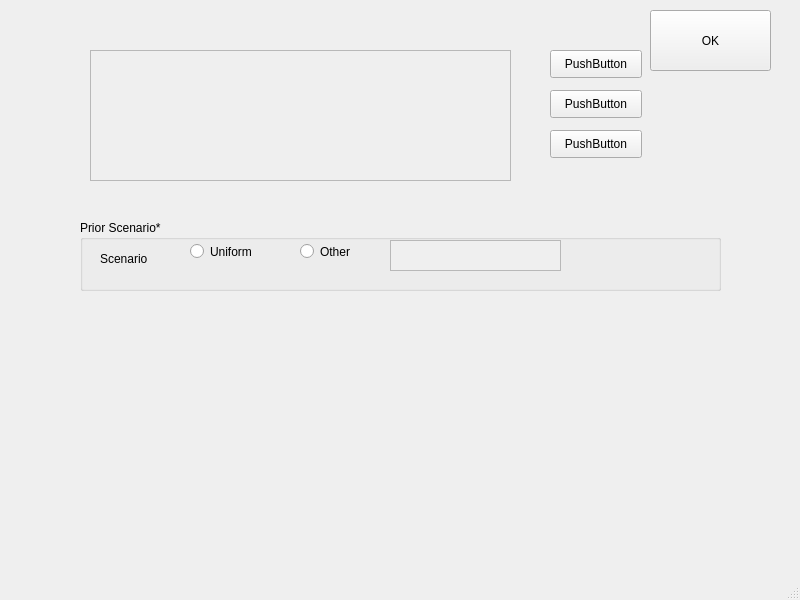
The window that python_interface/uis/setHistoricalModel.ui (cbgp/diyabc) describes before a commit, drawn with Qt 5.
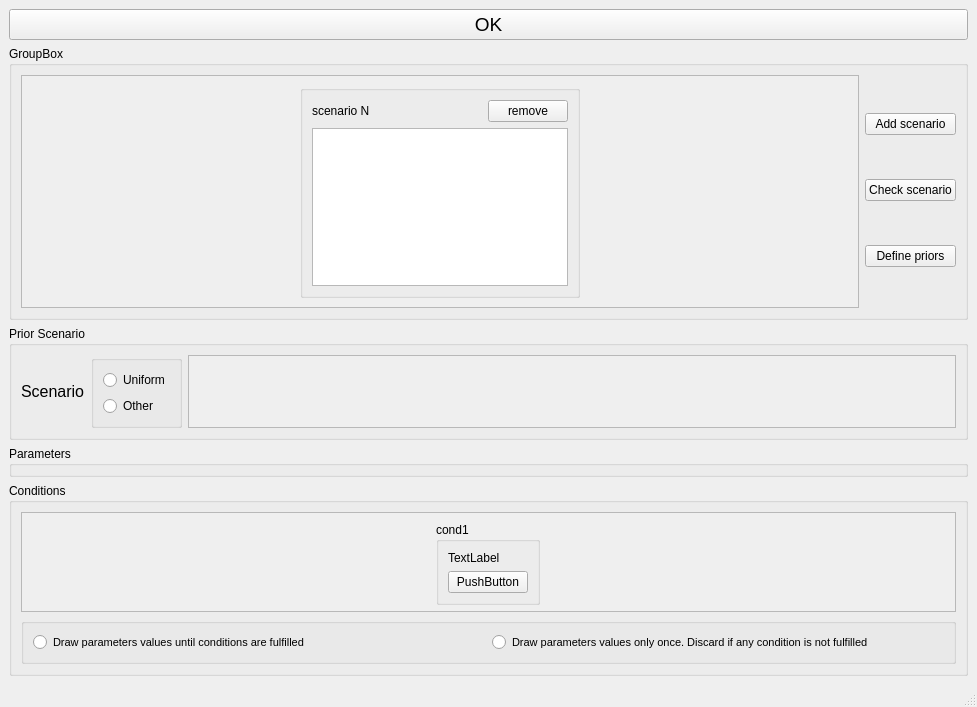
The same window after the commit.

Commit message: set historical model, partie scenarios presque finie

What changed in the file:
```diff
--- a/python_interface/uis/setHistoricalModel.ui
+++ b/python_interface/uis/setHistoricalModel.ui
@@ -6,164 +6,372 @@
    <rect>
     <x>0</x>
     <y>0</y>
-    <width>800</width>
-    <height>600</height>
+    <width>977</width>
+    <height>707</height>
    </rect>
   </property>
   <property name="windowTitle">
    <string>MainWindow</string>
   </property>
   <widget class="QWidget" name="centralwidget">
-   <widget class="QScrollArea" name="scrollArea">
-    <property name="geometry">
-     <rect>
-      <x>90</x>
-      <y>50</y>
-      <width>421</width>
-      <height>131</height>
-     </rect>
-    </property>
-    <property name="widgetResizable">
-     <bool>true</bool>
-    </property>
-    <widget class="QWidget" name="scrollAreaWidgetContents">
-     <property name="geometry">
-      <rect>
-       <x>0</x>
-       <y>0</y>
-       <width>419</width>
-       <height>129</height>
-      </rect>
-     </property>
-    </widget>
-   </widget>
-   <widget class="QPushButton" name="pushButton">
-    <property name="geometry">
-     <rect>
-      <x>550</x>
-      <y>50</y>
-      <width>92</width>
-      <height>28</height>
-     </rect>
-    </property>
-    <property name="text">
-     <string>PushButton</string>
-    </property>
-   </widget>
-   <widget class="QPushButton" name="pushButton_2">
-    <property name="geometry">
-     <rect>
-      <x>550</x>
-      <y>90</y>
-      <width>92</width>
-      <height>28</height>
-     </rect>
-    </property>
-    <property name="text">
-     <string>PushButton</string>
-    </property>
-   </widget>
-   <widget class="QPushButton" name="pushButton_3">
-    <property name="geometry">
-     <rect>
-      <x>550</x>
-      <y>130</y>
-      <width>92</width>
-      <height>28</height>
-     </rect>
-    </property>
-    <property name="text">
-     <string>PushButton</string>
-    </property>
-   </widget>
-   <widget class="QPushButton" name="pushButton_4">
-    <property name="geometry">
-     <rect>
-      <x>650</x>
-      <y>10</y>
-      <width>121</width>
-      <height>61</height>
-     </rect>
-    </property>
-    <property name="text">
-     <string>OK</string>
-    </property>
-   </widget>
-   <widget class="QGroupBox" name="groupBox">
-    <property name="geometry">
-     <rect>
-      <x>80</x>
-      <y>220</y>
-      <width>641</width>
-      <height>71</height>
-     </rect>
-    </property>
-    <property name="title">
-     <string>Prior Scenario*</string>
-    </property>
-    <widget class="QLabel" name="label">
-     <property name="geometry">
-      <rect>
-       <x>20</x>
-       <y>30</y>
-       <width>62</width>
-       <height>18</height>
-      </rect>
-     </property>
-     <property name="text">
-      <string>Scenario</string>
-     </property>
-    </widget>
-    <widget class="QRadioButton" name="radioButton">
-     <property name="geometry">
-      <rect>
-       <x>110</x>
-       <y>20</y>
-       <width>108</width>
-       <height>23</height>
-      </rect>
-     </property>
-     <property name="text">
-      <string>Uniform</string>
-     </property>
-    </widget>
-    <widget class="QRadioButton" name="radioButton_2">
-     <property name="geometry">
-      <rect>
-       <x>220</x>
-       <y>20</y>
-       <width>108</width>
-       <height>23</height>
-      </rect>
-     </property>
-     <property name="text">
-      <string>Other</string>
-     </property>
-    </widget>
-    <widget class="QScrollArea" name="scrollArea_2">
-     <property name="geometry">
-      <rect>
-       <x>310</x>
-       <y>20</y>
-       <width>171</width>
-       <height>31</height>
-      </rect>
-     </property>
-     <property name="widgetResizable">
-      <bool>true</bool>
-     </property>
-     <widget class="QWidget" name="scrollAreaWidgetContents_2">
-      <property name="geometry">
-       <rect>
-        <x>0</x>
-        <y>0</y>
-        <width>169</width>
-        <height>29</height>
-       </rect>
+   <layout class="QVBoxLayout" name="verticalLayout_4">
+    <item>
+     <widget class="QPushButton" name="okButton">
+      <property name="font">
+       <font>
+        <pointsize>14</pointsize>
+       </font>
       </property>
+      <property name="text">
+       <string>OK</string>
+      </property>
      </widget>
-    </widget>
-   </widget>
+    </item>
+    <item>
+     <widget class="QGroupBox" name="groupBox_7">
+      <property name="title">
+       <string>GroupBox</string>
+      </property>
+      <layout class="QHBoxLayout" name="horizontalLayout_5">
+       <item>
+        <widget class="QScrollArea" name="scScroll">
+         <property name="sizePolicy">
+          <sizepolicy hsizetype="Expanding" vsizetype="Expanding">
+           <horstretch>0</horstretch>
+           <verstretch>0</verstretch>
+          </sizepolicy>
+         </property>
+         <property name="minimumSize">
+          <size>
+           <width>500</width>
+           <height>0</height>
+          </size>
+         </property>
+         <property name="widgetResizable">
+          <bool>true</bool>
+         </property>
+         <widget class="QWidget" name="scScrollContent">
+          <property name="geometry">
+           <rect>
+            <x>0</x>
+            <y>0</y>
+            <width>813</width>
+            <height>192</height>
+           </rect>
+          </property>
+          <layout class="QHBoxLayout" name="horizontalLayout_3">
+           <item>
+            <widget class="QGroupBox" name="groupBox_8">
+             <property name="sizePolicy">
+              <sizepolicy hsizetype="Maximum" vsizetype="Preferred">
+               <horstretch>0</horstretch>
+               <verstretch>0</verstretch>
+              </sizepolicy>
+             </property>
+             <property name="title">
+              <string/>
+             </property>
+             <layout class="QVBoxLayout" name="verticalLayout_6">
+              <item>
+               <layout class="QHBoxLayout" name="horizontalLayout_6">
+                <item>
+                 <widget class="QLabel" name="label_3">
+                  <property name="text">
+                   <string>scenario N</string>
+                  </property>
+                 </widget>
+                </item>
+                <item>
+                 <widget class="QPushButton" name="pushButton_6">
+                  <property name="sizePolicy">
+                   <sizepolicy hsizetype="Maximum" vsizetype="Fixed">
+                    <horstretch>0</horstretch>
+                    <verstretch>0</verstretch>
+                   </sizepolicy>
+                  </property>
+                  <property name="maximumSize">
+                   <size>
+                    <width>80</width>
+                    <height>16777215</height>
+                   </size>
+                  </property>
+                  <property name="text">
+                   <string>remove</string>
+                  </property>
+                 </widget>
+                </item>
+               </layout>
+              </item>
+              <item>
+               <widget class="QPlainTextEdit" name="plainTextEdit">
+                <property name="lineWrapMode">
+                 <enum>QPlainTextEdit::NoWrap</enum>
+                </property>
+               </widget>
+              </item>
+             </layout>
+            </widget>
+           </item>
+          </layout>
+         </widget>
+        </widget>
+       </item>
+       <item>
+        <layout class="QVBoxLayout" name="verticalLayout_3">
+         <item>
+          <widget class="QPushButton" name="addScButton">
+           <property name="sizePolicy">
+            <sizepolicy hsizetype="Fixed" vsizetype="Fixed">
+             <horstretch>0</horstretch>
+             <verstretch>0</verstretch>
+            </sizepolicy>
+           </property>
+           <property name="maximumSize">
+            <size>
+             <width>110</width>
+             <height>16777215</height>
+            </size>
+           </property>
+           <property name="text">
+            <string>Add scenario</string>
+           </property>
+          </widget>
+         </item>
+         <item>
+          <widget class="QPushButton" name="chkScButton">
+           <property name="sizePolicy">
+            <sizepolicy hsizetype="Fixed" vsizetype="Fixed">
+             <horstretch>0</horstretch>
+             <verstretch>0</verstretch>
+            </sizepolicy>
+           </property>
+           <property name="maximumSize">
+            <size>
+             <width>110</width>
+             <height>16777215</height>
+            </size>
+           </property>
+           <property name="text">
+            <string>Check scenario</string>
+           </property>
+          </widget>
+         </item>
+         <item>
+          <widget class="QPushButton" name="defPrButton">
+           <property name="sizePolicy">
+            <sizepolicy hsizetype="Fixed" vsizetype="Fixed">
+             <horstretch>0</horstretch>
+             <verstretch>0</verstretch>
+            </sizepolicy>
+           </property>
+           <property name="maximumSize">
+            <size>
+             <width>110</width>
+             <height>16777215</height>
+            </size>
+           </property>
+           <property name="text">
+            <string>Define priors</string>
+           </property>
+          </widget>
+         </item>
+        </layout>
+       </item>
+      </layout>
+     </widget>
+    </item>
+    <item>
+     <widget class="QGroupBox" name="groupBox">
+      <property name="title">
+       <string>Prior Scenario</string>
+      </property>
+      <layout class="QHBoxLayout" name="horizontalLayout_4">
+       <item>
+        <widget class="QLabel" name="label">
+         <property name="font">
+          <font>
+           <pointsize>12</pointsize>
+          </font>
+         </property>
+         <property name="text">
+          <string>Scenario</string>
+         </property>
+        </widget>
+       </item>
+       <item>
+        <widget class="QGroupBox" name="groupBox_2">
+         <property name="title">
+          <string/>
+         </property>
+         <layout class="QVBoxLayout" name="verticalLayout_5">
+          <item>
+           <widget class="QRadioButton" name="radioButton">
+            <property name="text">
+             <string>Uniform</string>
+            </property>
+           </widget>
+          </item>
+          <item>
+           <widget class="QRadioButton" name="radioButton_2">
+            <property name="text">
+             <string>Other</string>
+            </property>
+           </widget>
+          </item>
+         </layout>
+        </widget>
+       </item>
+       <item>
+        <widget class="QScrollArea" name="scrollArea_2">
+         <property name="widgetResizable">
+          <bool>true</bool>
+         </property>
+         <widget class="QWidget" name="scrollAreaWidgetContents_2">
+          <property name="geometry">
+           <rect>
+            <x>0</x>
+            <y>0</y>
+            <width>742</width>
+            <height>88</height>
+           </rect>
+          </property>
+         </widget>
+        </widget>
+       </item>
+      </layout>
+     </widget>
+    </item>
+    <item>
+     <widget class="QGroupBox" name="groupBox_3">
+      <property name="title">
+       <string>Parameters</string>
+      </property>
+     </widget>
+    </item>
+    <item>
+     <widget class="QGroupBox" name="groupBox_4">
+      <property name="title">
+       <string>Conditions</string>
+      </property>
+      <layout class="QVBoxLayout" name="verticalLayout">
+       <item>
+        <widget class="QScrollArea" name="scrollArea_3">
+         <property name="sizePolicy">
+          <sizepolicy hsizetype="Expanding" vsizetype="Fixed">
+           <horstretch>0</horstretch>
+           <verstretch>0</verstretch>
+          </sizepolicy>
+         </property>
+         <property name="minimumSize">
+          <size>
+           <width>0</width>
+           <height>100</height>
+          </size>
+         </property>
+         <property name="maximumSize">
+          <size>
+           <width>16777215</width>
+           <height>100</height>
+          </size>
+         </property>
+         <property name="verticalScrollBarPolicy">
+          <enum>Qt::ScrollBarAlwaysOff</enum>
+         </property>
+         <property name="widgetResizable">
+          <bool>true</bool>
+         </property>
+         <widget class="QWidget" name="scrollAreaWidgetContents_3">
+          <property name="geometry">
+           <rect>
+            <x>0</x>
+            <y>0</y>
+            <width>931</width>
+            <height>106</height>
+           </rect>
+          </property>
+          <layout class="QHBoxLayout" name="horizontalLayout_2">
+           <item>
+            <widget class="QGroupBox" name="groupBox_6">
+             <property name="sizePolicy">
+              <sizepolicy hsizetype="Maximum" vsizetype="Preferred">
+               <horstretch>0</horstretch>
+               <verstretch>0</verstretch>
+              </sizepolicy>
+             </property>
+             <property name="title">
+              <string>cond1</string>
+             </property>
+             <layout class="QVBoxLayout" name="verticalLayout_2">
+              <item>
+               <widget class="QLabel" name="label_2">
+                <property name="text">
+                 <string>TextLabel</string>
+                </property>
+               </widget>
+              </item>
+              <item>
+               <widget class="QPushButton" name="pushButton_5">
+                <property name="sizePolicy">
+                 <sizepolicy hsizetype="Maximum" vsizetype="Fixed">
+                  <horstretch>0</horstretch>
+                  <verstretch>0</verstretch>
+                 </sizepolicy>
+                </property>
+                <property name="maximumSize">
+                 <size>
+                  <width>80</width>
+                  <height>16777215</height>
+                 </size>
+                </property>
+                <property name="text">
+                 <string>PushButton</string>
+                </property>
+               </widget>
+              </item>
+             </layout>
+            </widget>
+           </item>
+          </layout>
+         </widget>
+        </widget>
+       </item>
+       <item>
+        <widget class="QGroupBox" name="groupBox_5">
+         <property name="title">
+          <string/>
+         </property>
+         <layout class="QHBoxLayout" name="horizontalLayout">
+          <item>
+           <widget class="QRadioButton" name="radioButton_3">
+            <property name="font">
+             <font>
+              <pointsize>8</pointsize>
+             </font>
+            </property>
+            <property name="text">
+             <string>Draw parameters values until conditions are fulfilled</string>
+            </property>
+           </widget>
+          </item>
+          <item>
+           <widget class="QRadioButton" name="radioButton_4">
+            <property name="font">
+             <font>
+              <pointsize>8</pointsize>
+             </font>
+            </property>
+            <property name="text">
+             <string>Draw parameters values only once. Discard if any condition is not fulfilled</string>
+            </property>
+           </widget>
+          </item>
+         </layout>
+        </widget>
+       </item>
+      </layout>
+     </widget>
+    </item>
+   </layout>
   </widget>
   <widget class="QMenuBar" name="menubar">
    <property name="geometry">
```
Left out of the diff: 2 changed lines with no effect on the pictures. The commit also changes 3 other files.
